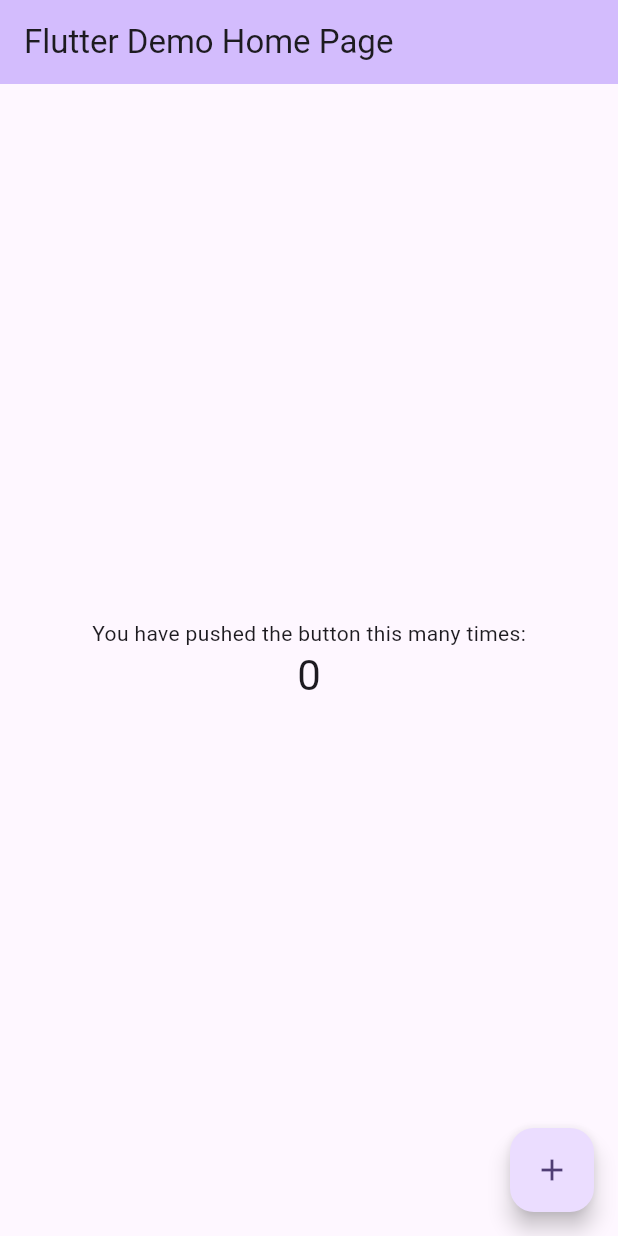
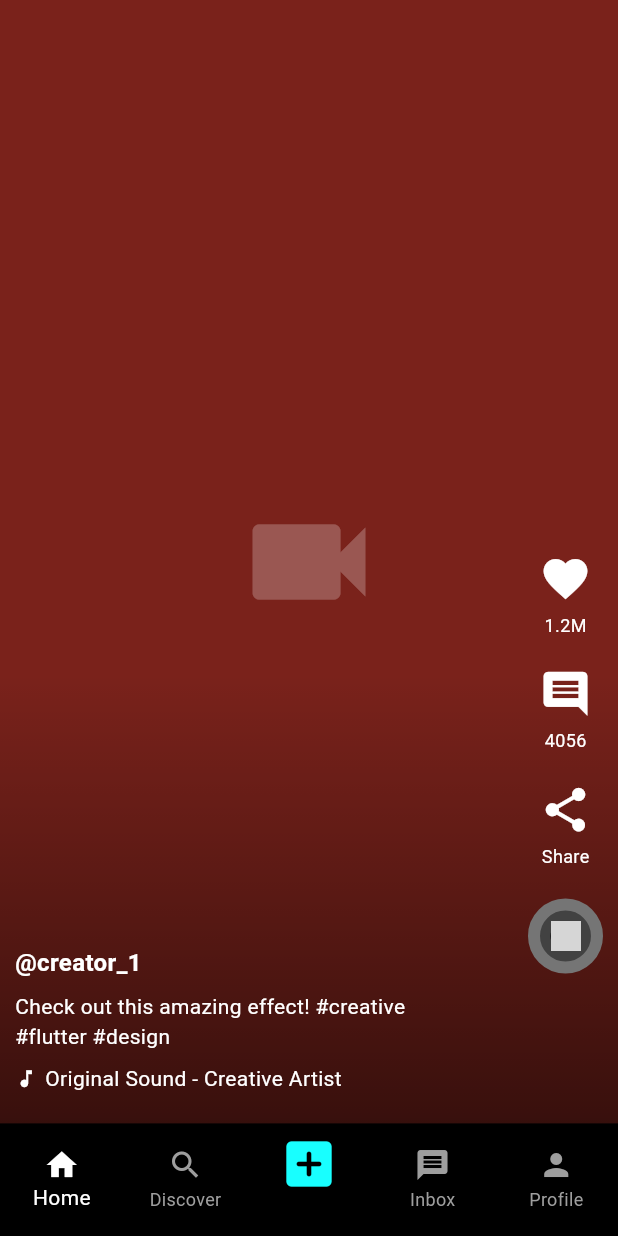
Before and after one commit to could-ai/019aa307-cb7d-7ee8-a19f-d289676272c2, a Flutter app: the screen it shows after launch, on a phone screen of 412 x 824 dp. Run offline on Flutter 3.47's test engine with Material 3 defaults, Android fonts, the phone set to English and light mode, and no system bars; network calls fail; grey boxes are pictures that could not be loaded.

Commit message:
Initialize the app with a dark theme suitable for media consumption and creation. Set up the main navigation route.; Create the main navigation shell with a BottomNavigationBar to switch between Feed (Watch), Create, and Profile screens.; Implement the FeedScreen (Watch mode) using a vertical PageView to simulate a TikTok-style scrolling experience with overlay controls.; Implement the CreateContentScreen with UI for camera preview, filter selection, and editing tools (music, effects, speed).; Implement the ProfileScreen with user stats, avatar, and a tabbed grid view for posts and likes.

```diff
--- a/usr/lib/main.dart
+++ b/usr/lib/main.dart
@@ -1,4 +1,5 @@
 import 'package:flutter/material.dart';
+import 'package:couldai_user_app/screens/main_nav_screen.dart';
 
 void main() {
   runApp(const MyApp());
@@ -7,114 +8,27 @@ void main() {
 class MyApp extends StatelessWidget {
   const MyApp({super.key});
 
-  // This widget is the root of your application.
   @override
   Widget build(BuildContext context) {
     return MaterialApp(
-      title: 'Flutter Demo',
+      title: 'Creative Media App',
       debugShowCheckedModeBanner: false,
       theme: ThemeData(
-        // This is the theme of your application.
-        //
-        // TRY THIS: Try running your application with "flutter run". You'll see
-        // the application has a purple toolbar. Then, without quitting the app,
-        // try changing the seedColor in the colorScheme below to Colors.green
-        // and then invoke "hot reload" (save your changes or press the "hot
-        // reload" button in a Flutter-supported IDE, or press "r" if you used
-        // the command line to start the app).
-        //
-        // Notice that the counter didn't reset back to zero; the application
-        // state is not lost during the reload. To reset the state, use hot
-        // restart instead.
-        //
-        // This works for code too, not just values: Most code changes can be
-        // tested with just a hot reload.
-        colorScheme: ColorScheme.fromSeed(seedColor: Colors.deepPurple),
+        brightness: Brightness.dark,
+        primarySwatch: Colors.pink,
+        scaffoldBackgroundColor: Colors.black,
+        useMaterial3: true,
+        colorScheme: ColorScheme.dark(
+          primary: Colors.pinkAccent,
+          secondary: Colors.cyanAccent,
+          surface: Colors.grey[900]!,
+        ),
       ),
-      home: const MyHomePage(title: 'Flutter Demo Home Page'),
+      // Ensure routing is safe
+      initialRoute: '/',
+      routes: {
+        '/': (context) => const MainNavScreen(),
+      },
     );
   }
 }
-
-class MyHomePage extends StatefulWidget {
-  const MyHomePage({super.key, required this.title});
-
-  // This widget is the home page of your application. It is stateful, meaning
-  // that it has a State object (defined below) that contains fields that affect
-  // how it looks.
-
-  // This class is the configuration for the state. It holds the values (in this
-  // case the title) provided by the parent (in this case the App widget) and
-  // used by the build method of the State. Fields in a Widget subclass are
-  // always marked "final".
-
-  final String title;
-
-  @override
-  State<MyHomePage> createState() => _MyHomePageState();
-}
-
-class _MyHomePageState extends State<MyHomePage> {
-  int _counter = 0;
-
-  void _incrementCounter() {
-    setState(() {
-      // This call to setState tells the Flutter framework that something has
-      // changed in this State, which causes it to rerun the build method below
-      // so that the display can reflect the updated values. If we changed
-      // _counter without calling setState(), then the build method would not be
-      // called again, and so nothing would appear to happen.
-      _counter++;
-    });
-  }
-
-  @override
-  Widget build(BuildContext context) {
-    // This method is rerun every time setState is called, for instance as done
-    // by the _incrementCounter method above.
-    //
-    // The Flutter framework has been optimized to make rerunning build methods
-    // fast, so that you can just rebuild anything that needs updating rather
-    // than having to individually change instances of widgets.
-    return Scaffold(
-      appBar: AppBar(
-        // TRY THIS: Try changing the color here to a specific color (to
-        // Colors.amber, perhaps?) and trigger a hot reload to see the AppBar
-        // change color while the other colors stay the same.
-        backgroundColor: Theme.of(context).colorScheme.inversePrimary,
-        // Here we take the value from the MyHomePage object that was created by
-        // the App.build method, and use it to set our appbar title.
-        title: Text(widget.title),
-      ),
-      body: Center(
-        // Center is a layout widget. It takes a single child and positions it
-        // in the middle of the parent.
-        child: Column(
-          // Column is also a layout widget. It takes a list of children and
-          // arranges them vertically. By default, it sizes itself to fit its
-          // children horizontally, and tries to be as tall as its parent.
-          //
-          // Column has various properties to control how it sizes itself and
-          // how it positions its children. Here we use mainAxisAlignment to
-          // center the children vertically; the main axis here is the vertical
-          // axis because Columns are vertical (the cross axis would be
-          // horizontal).
-          //
-          // TRY THIS: Invoke "debug painting" (choose the "Toggle Debug Paint"
-          // action in the IDE, or press "p" in the console), to see the
-          // wireframe for each widget.
-          mainAxisAlignment: MainAxisAlignment.center,
-          children: <Widget>[
-            const Text('You have pushed the button this many times:'),
-            Text('$_counter', style: Theme.of(context).textTheme.headlineMedium),
-          ],
-        ),
-      ),
-      floatingActionButton: FloatingActionButton(
-        onPressed: _incrementCounter,
-        tooltip: 'Increment',
-        child: const Icon(Icons.add),
-      ), // This trailing comma makes auto-formatting nicer for build methods.
-    );
-  }
-}
--- /dev/null
+++ b/usr/lib/screens/feed_screen.dart
@@ -0,0 +1,126 @@
+import 'package:flutter/material.dart';
+
+class FeedScreen extends StatelessWidget {
+  const FeedScreen({super.key});
+
+  @override
+  Widget build(BuildContext context) {
+    // Simulating a vertical feed of videos/images
+    return PageView.builder(
+      scrollDirection: Axis.vertical,
+      itemCount: 10,
+      itemBuilder: (context, index) {
+        return Stack(
+          fit: StackFit.expand,
+          children: [
+            // Background Content (Placeholder for Video/Image)
+            Container(
+              color: Colors.primaries[index % Colors.primaries.length].withOpacity(0.5),
+              child: Center(
+                child: Icon(
+                  index % 2 == 0 ? Icons.videocam : Icons.image,
+                  size: 100,
+                  color: Colors.white24,
+                ),
+              ),
+            ),
+
+            // Overlay Gradient
+            const DecoratedBox(
+              decoration: BoxDecoration(
+                gradient: LinearGradient(
+                  begin: Alignment.topCenter,
+                  end: Alignment.bottomCenter,
+                  colors: [
+                    Colors.transparent,
+                    Colors.black54,
+                  ],
+                  stops: [0.6, 1.0],
+                ),
+              ),
+            ),
+
+            // Right Side Action Buttons
+            Positioned(
+              right: 10,
+              bottom: 100,
+              child: Column(
+                children: [
+                  _buildActionButton(Icons.favorite, "1.2M"),
+                  const SizedBox(height: 20),
+                  _buildActionButton(Icons.comment, "4056"),
+                  const SizedBox(height: 20),
+                  _buildActionButton(Icons.share, "Share"),
+                  const SizedBox(height: 20),
+                  _buildMusicDisc(),
+                ],
+              ),
+            ),
+
+            // Bottom Info
+            Positioned(
+              left: 10,
+              bottom: 20,
+              right: 100,
+              child: Column(
+                crossAxisAlignment: CrossAxisAlignment.start,
+                children: [
+                  Text(
+                    "@creator_${index + 1}",
+                    style: const TextStyle(
+                      color: Colors.white,
+                      fontWeight: FontWeight.bold,
+                      fontSize: 16,
+                    ),
+                  ),
+                  const SizedBox(height: 8),
+                  const Text(
+                    "Check out this amazing effect! #creative #flutter #design",
+                    style: TextStyle(color: Colors.white),
+                  ),
+                  const SizedBox(height: 8),
+                  Row(
+                    children: const [
+                      Icon(Icons.music_note, size: 15, color: Colors.white),
+                      SizedBox(width: 5),
+                      Text("Original Sound - Creative Artist", style: TextStyle(color: Colors.white)),
+                    ],
+                  ),
+                ],
+              ),
+            ),
+          ],
+        );
+      },
+    );
+  }
+
+  Widget _buildActionButton(IconData icon, String label) {
+    return Column(
+      children: [
+        Icon(icon, size: 35, color: Colors.white),
+        const SizedBox(height: 5),
+        Text(label, style: const TextStyle(color: Colors.white, fontSize: 12)),
+      ],
+    );
+  }
+
+  Widget _buildMusicDisc() {
+    return Container(
+      width: 50,
+      height: 50,
+      decoration: BoxDecoration(
+        shape: BoxShape.circle,
+        color: Colors.grey[800],
+        border: Border.all(color: Colors.grey[600]!, width: 8),
+      ),
+      child: const Center(
+        child: CircleAvatar(
+          radius: 10,
+          backgroundImage: NetworkImage('https://picsum.photos/50'),
+          backgroundColor: Colors.black,
+        ),
+      ),
+    );
+  }
+}
--- /dev/null
+++ b/usr/lib/screens/main_nav_screen.dart
@@ -0,0 +1,71 @@
+import 'package:flutter/material.dart';
+import 'package:couldai_user_app/screens/feed_screen.dart';
+import 'package:couldai_user_app/screens/create_content_screen.dart';
+import 'package:couldai_user_app/screens/profile_screen.dart';
+
+class MainNavScreen extends StatefulWidget {
+  const MainNavScreen({super.key});
+
+  @override
+  State<MainNavScreen> createState() => _MainNavScreenState();
+}
+
+class _MainNavScreenState extends State<MainNavScreen> {
+  int _selectedIndex = 0;
+
+  final List<Widget> _screens = [
+    const FeedScreen(), // Watch
+    const Center(child: Text("Discover")), // Placeholder
+    const CreateContentScreen(), // Create
+    const Center(child: Text("Inbox")), // Placeholder
+    const ProfileScreen(), // Profile
+  ];
+
+  void _onItemTapped(int index) {
+    // If "Create" is tapped (index 2), we might want to show it differently,
+    // but for now we just switch tabs or push a modal.
+    // Let's treat it as a tab for simplicity in this version.
+    setState(() {
+      _selectedIndex = index;
+    });
+  }
+
+  @override
+  Widget build(BuildContext context) {
+    return Scaffold(
+      body: _screens[_selectedIndex],
+      bottomNavigationBar: BottomNavigationBar(
+        type: BottomNavigationBarType.fixed,
+        backgroundColor: Colors.black,
+        selectedItemColor: Colors.white,
+        unselectedItemColor: Colors.grey,
+        showSelectedLabels: true,
+        showUnselectedLabels: true,
+        currentIndex: _selectedIndex,
+        onTap: _onItemTapped,
+        items: const [
+          BottomNavigationBarItem(
+            icon: Icon(Icons.home),
+            label: 'Home',
+          ),
+          BottomNavigationBarItem(
+            icon: Icon(Icons.search),
+            label: 'Discover',
+          ),
+          BottomNavigationBarItem(
+            icon: Icon(Icons.add_box_rounded, size: 40, color: Colors.cyanAccent),
+            label: '',
+          ),
+          BottomNavigationBarItem(
+            icon: Icon(Icons.message),
+            label: 'Inbox',
+          ),
+          BottomNavigationBarItem(
+            icon: Icon(Icons.person),
+            label: 'Profile',
+          ),
+        ],
+      ),
+    );
+  }
+}
```
Also changed, not shown: usr/lib/screens/create_content_screen.dart (added, +178 -0 lines), usr/lib/screens/profile_screen.dart (added, +149 -0 lines).
